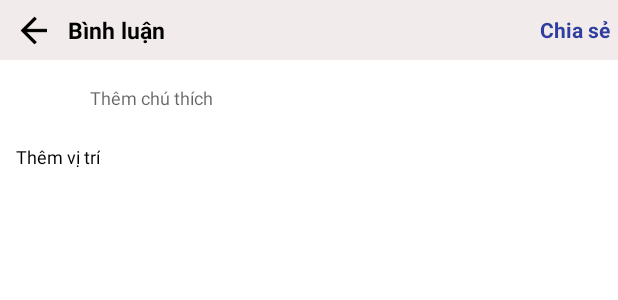
After one commit to SN-UTETeam/KLTN, an Android app: the layout activity_share_image.xml on its own in the app's theme, with its tools: preview values and no code run, on a phone screen of 412 x 824 dp. The commit adds this screen. Shown: the top 300 px of the screen. Run offline under Robolectric (Android 15) with nearby library versions, the light colour scheme and no system bars.

Commit message:
commit changed

```diff
--- a/app/src/main/AndroidManifest.xml
+++ b/app/src/main/AndroidManifest.xml
@@ -64,7 +64,8 @@
         </activity>
         <activity android:name=".Activity.TabActivity_viewall" />
         <activity android:name=".Activity.Chat" />
-        <activity android:name=".Activity.Activity_comment"></activity>
+        <activity android:name=".Activity.Activity_comment" />
+        <activity android:name=".Activity.Activity_share_image"></activity>
     </application>
 
 </manifest>
--- a/app/src/main/java/pjm/tlcn/Activity/TabActivity_home.java
+++ b/app/src/main/java/pjm/tlcn/Activity/TabActivity_home.java
@@ -13,7 +13,6 @@ import android.widget.Button;
 import android.widget.GridView;
 import android.widget.ListView;
 import android.widget.TextView;
-import android.widget.Toast;
 
 import com.google.firebase.auth.FirebaseAuth;
 import com.google.firebase.database.DataSnapshot;
@@ -111,7 +110,7 @@ public class TabActivity_home extends AppCompatActivity {
                 if(dataSnapshot.getValue()!=null){
                     for(DataSnapshot snop:dataSnapshot.getChildren()){
                         id_image = snop.getKey();
-                        Toast.makeText(TabActivity_home.this,snop.getKey(), Toast.LENGTH_SHORT).show();
+                       // Toast.makeText(TabActivity_home.this,snop.getKey(), Toast.LENGTH_SHORT).show();
                         Image img =new Image();
                         img = snop.getValue(Image.class);
                         lvs.add(img);
--- a/app/src/main/java/pjm/tlcn/Adapter/CustomAdapterComment.java
+++ b/app/src/main/java/pjm/tlcn/Adapter/CustomAdapterComment.java
@@ -22,7 +22,7 @@ public class CustomAdapterComment extends BaseAdapter {
    // public   static  int vtriclick =-1;
     Activity ac;
     ImageView im_comment;
-    TextView usename,content_comment,time;
+    TextView usename_comment,content_comment,time;
     public CustomAdapterComment(Activity ac, ArrayList<Comment> comment) {
         this.ac = ac;
         this.comment=comment;
@@ -47,13 +47,13 @@ public class CustomAdapterComment extends BaseAdapter {
     public View getView(final int position, View convertView, ViewGroup parent) {
         LayoutInflater l=ac.getLayoutInflater();
         convertView=l.inflate(R.layout.custom_adapter_comment,null);
-        usename=(TextView)convertView.findViewById(R.id.userid_comment);
+        usename_comment=(TextView)convertView.findViewById(R.id.userid_comment);
         time=(TextView)convertView.findViewById(R.id.realtime);
         content_comment=(TextView)convertView.findViewById(R.id.conten_comment);
         im_comment=(ImageView) convertView.findViewById(R.id.img_comment);
 
         // set text comment
-        usename.setText(comment.get(position).getUsername());
+        usename_comment.setText(comment.get(position).getUsername());
         content_comment.setText(comment.get(position).getComment());
         time.setText(comment.get(position).getDatetime());
 
--- /dev/null
+++ b/app/src/main/res/layout/activity_share_image.xml
@@ -0,0 +1,86 @@
+<?xml version="1.0" encoding="utf-8"?>
+<LinearLayout xmlns:android="http://schemas.android.com/apk/res/android"
+    xmlns:app="http://schemas.android.com/apk/res-auto"
+    xmlns:tools="http://schemas.android.com/tools"
+    android:layout_width="match_parent"
+    android:orientation="vertical"
+    android:layout_height="match_parent"
+    tools:context="pjm.tlcn.Activity.Activity_share_image">
+
+    <LinearLayout
+        android:layout_width="match_parent"
+        android:layout_height="40dp"
+        android:orientation="horizontal"
+        android:background="@color/colorHaftWhite">
+
+        <ImageButton
+            android:layout_marginLeft="10dp"
+            android:layout_gravity="center|left"
+            android:background="@drawable/nav_arrow_back"
+            android:layout_width="25dp"
+            android:id="@+id/bt_image_back"
+            android:layout_height="25dp" />
+        <TextView
+            android:id="@+id/tv_UserName"
+            android:layout_width="wrap_content"
+            android:layout_height="wrap_content"
+            android:text="Bình luận"
+            android:layout_gravity="center"
+            android:gravity="left"
+            android:layout_weight="0.1"
+            android:layout_marginLeft="10dp"
+            android:textColor="@color/colorDark"
+            android:textStyle="bold"
+            android:textSize="15dp"
+            />
+        <TextView
+            android:layout_width="wrap_content"
+            android:text="Chia sẻ"
+            android:textAllCaps="false"
+            android:id="@+id/shareid"
+            android:textStyle="bold"
+            android:layout_marginRight="5dp"
+            android:textColor="@color/colorPrimaryDark"
+            android:layout_gravity="center"
+            android:layout_height="wrap_content" />
+    </LinearLayout>
+    <LinearLayout
+        android:layout_width="match_parent"
+        android:orientation="vertical"
+        android:background="@color/colorWhite"
+        android:layout_height="match_parent">
+        <LinearLayout
+            android:layout_width="match_parent"
+            android:layout_marginLeft="5dp"
+            android:layout_height="wrap_content">
+            <ImageView
+                android:layout_width="40dp"
+                android:layout_gravity="center"
+                android:id="@+id/id_img_share"
+                android:layout_margin="5dp"
+                android:layout_height="40dp" />
+            <EditText
+                android:layout_width="wrap_content"
+                android:layout_gravity="center"
+                android:textAllCaps="false"
+                android:id="@+id/id_status"
+                android:textSize="12dp"
+                android:hint="Thêm chú thích"
+                android:backgroundTint="@color/colorWhite"
+                android:layout_weight="0.1"
+                android:layout_height="wrap_content" />
+        </LinearLayout>
+        <LinearLayout
+            android:layout_width="match_parent"
+            android:layout_marginLeft="5dp"
+            android:layout_height="wrap_content">
+            <TextView
+                android:layout_margin="5dp"
+                android:layout_width="wrap_content"
+                android:text="Thêm vị trí"
+                android:textColor="@color/colorDark"
+                android:textSize="12dp"
+                android:layout_height="wrap_content" />
+        </LinearLayout>
+    </LinearLayout>
+</LinearLayout>
```
Also changed, not shown: app/src/main/java/pjm/tlcn/Activity/Activity_comment.java (+14 -2 lines), app/src/main/java/pjm/tlcn/Activity/Activity_share_image.java (added, +106 -0 lines), app/src/main/java/pjm/tlcn/Activity/TabActivity_news.java (+55 -96 lines), app/src/main/java/pjm/tlcn/Adapter/ListViewAdapter.java (+24 -5 lines), app/src/main/java/pjm/tlcn/Model/Image.java (+9 -8 lines), app/src/main/res/layout/activity_comment.xml (+34 -27 lines), app/src/main/res/layout/activity_tab_search.xml (+10 -27 lines), app/src/main/res/layout/custom_adapter_comment.xml (+9 -5 lines), app/src/main/res/layout/item_list.xml (+30 -11 lines).
